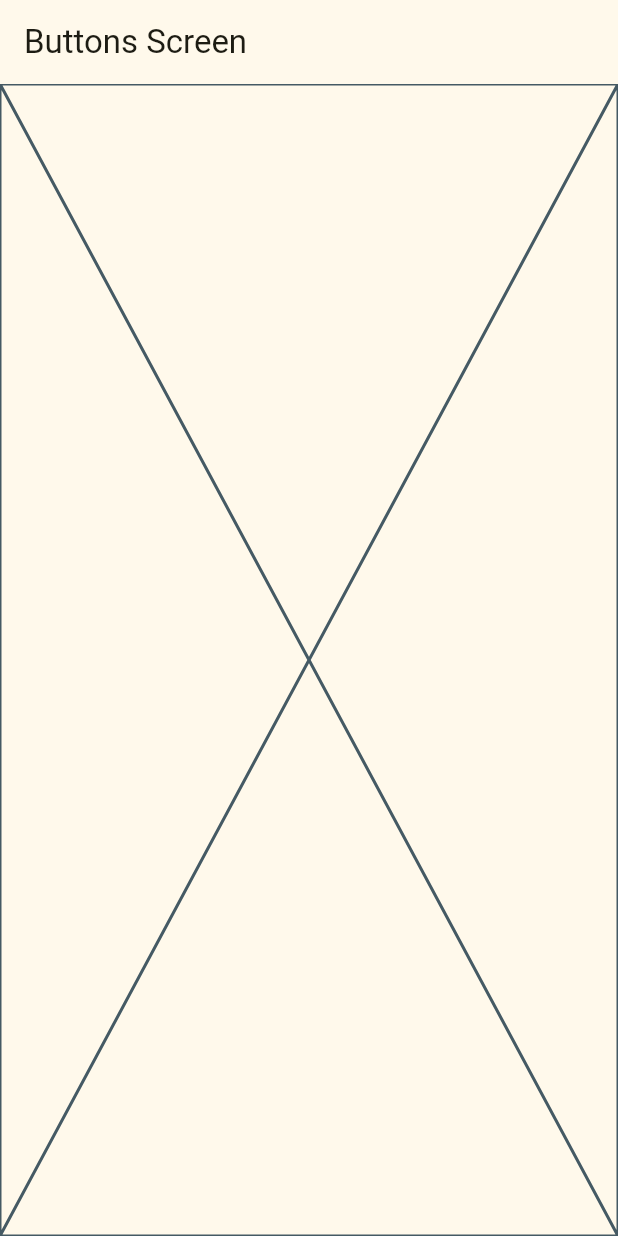
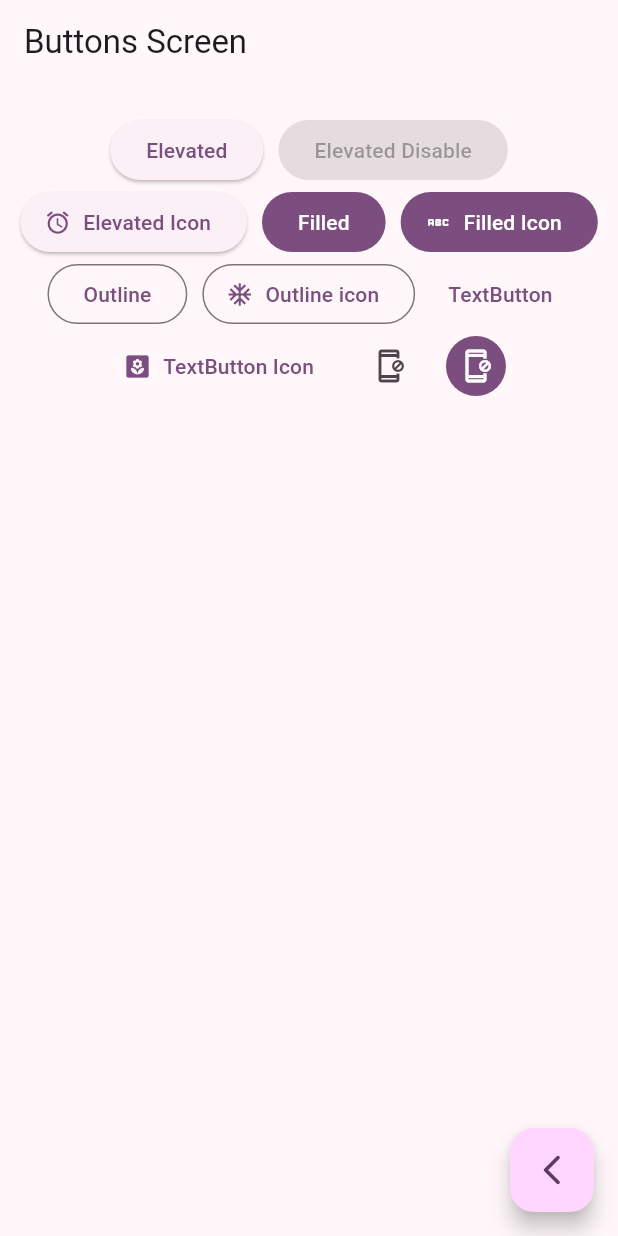
Before and after one commit to CUBILLOSCRISTIAN/widgets_app, a Flutter app: the ButtonsScreen screen opened by its route, on a phone screen of 412 x 824 dp. Run offline on Flutter 3.47's test engine with Material 3 defaults, Android fonts, the phone set to English and light mode, and no system bars; our stand-ins replace go_router.

Commit message:
feat: Update theme color in main.dart
The code changes in `main.dart` update the theme color from 3 to 4 in the `AppTheme` class. This change improves the visual appearance of the application by using a different color scheme.

```diff
--- a/lib/main.dart
+++ b/lib/main.dart
@@ -14,7 +14,7 @@ class MainApp extends StatelessWidget {
     return MaterialApp.router(
       routerConfig: appRouter,
       debugShowCheckedModeBanner: false,
-      theme: AppTheme(selectedColor: 3).getTheme(),
+      theme: AppTheme(selectedColor: 4).getTheme(),
     );
   }
 }
--- a/lib/presentation/screens/buttons/buttons_screen.dart
+++ b/lib/presentation/screens/buttons/buttons_screen.dart
@@ -1,8 +1,8 @@
 import 'package:flutter/material.dart';
+import 'package:go_router/go_router.dart';
 
 class ButtonsScreen extends StatelessWidget {
-
-    static const String name = 'buttons_screen';
+  static const String name = 'buttons_screen';
 
   const ButtonsScreen({super.key});
 
@@ -12,7 +12,67 @@ class ButtonsScreen extends StatelessWidget {
       appBar: AppBar(
         title: const Text('Buttons Screen'),
       ),
-      body: const Placeholder(),
+      body: const _ButtonsView(),
+      floatingActionButton: FloatingActionButton(
+        child: const Icon(Icons.arrow_back_ios_new_rounded),
+        onPressed: () => context.pop(),
+      ),
     );
   }
 }
+
+class _ButtonsView extends StatelessWidget {
+  const _ButtonsView();
+
+  @override
+  Widget build(BuildContext context) {
+    final colors = Theme.of(context).colorScheme;
+    return SizedBox(
+      width: double.infinity,
+      child: Padding(
+        padding: const EdgeInsets.symmetric(horizontal: 10, vertical: 20),
+        child: Wrap(
+          spacing: 10,
+          alignment: WrapAlignment.center,
+          children: [
+            ElevatedButton(onPressed: () {}, child: const Text('Elevated')),
+            const ElevatedButton(
+                onPressed: null, child: Text('Elevated Disable')),
+            ElevatedButton.icon(
+                onPressed: () {},
+                icon: const Icon(Icons.access_alarm_rounded),
+                label: const Text('Elevated Icon')),
+            FilledButton(onPressed: () {}, child: const Text('Filled')),
+            FilledButton.icon(
+                onPressed: () {},
+                icon: const Icon(Icons.abc_rounded),
+                label: const Text('Filled Icon')),
+            OutlinedButton(onPressed: () {}, child: const Text('Outline')),
+            OutlinedButton.icon(
+                onPressed: () {},
+                icon: const Icon(Icons.ac_unit_outlined),
+                label: const Text('Outline icon')),
+            TextButton(onPressed: () {}, child: const Text('TextButton')),
+            TextButton.icon(
+                onPressed: () {},
+                icon: const Icon(Icons.yard_rounded),
+                label: const Text('TextButton Icon')),
+
+            //TODO:  Custom button
+
+            IconButton(
+                onPressed: () {},
+                icon: const Icon(Icons.app_blocking_outlined)),
+            IconButton(
+              onPressed: () {},
+              icon: const Icon(Icons.app_blocking_outlined),
+              style: ButtonStyle(
+                  backgroundColor: WidgetStatePropertyAll(colors.primary),
+                  iconColor: const WidgetStatePropertyAll(Colors.white)),
+            ),
+          ],
+        ),
+      ),
+    );
+  }
+}
```
